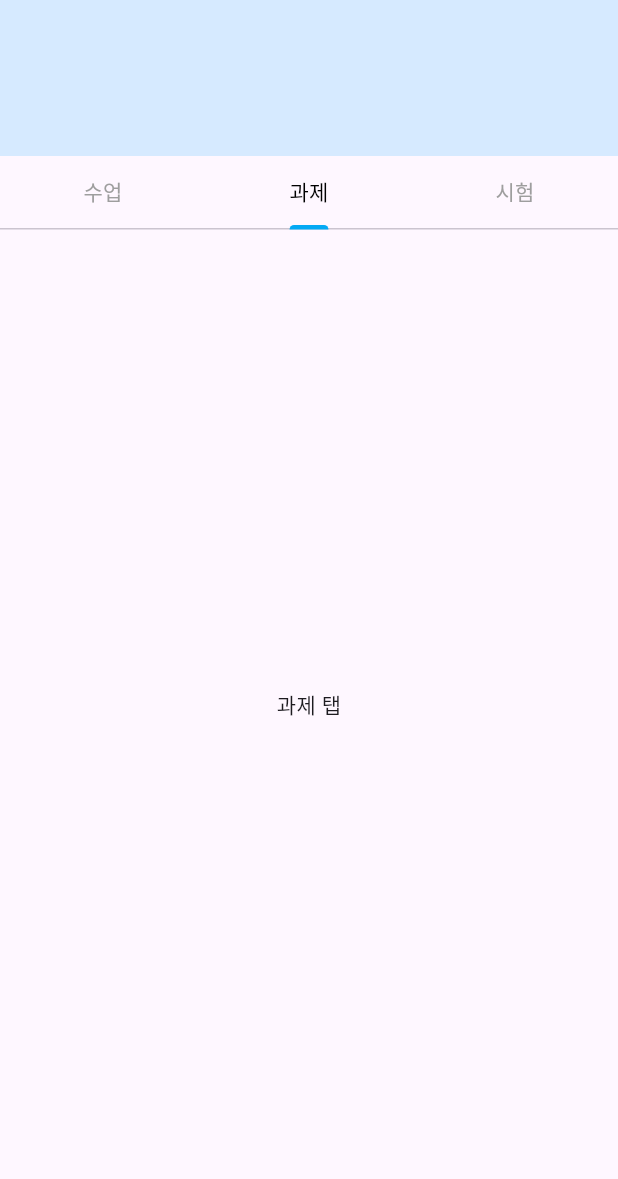
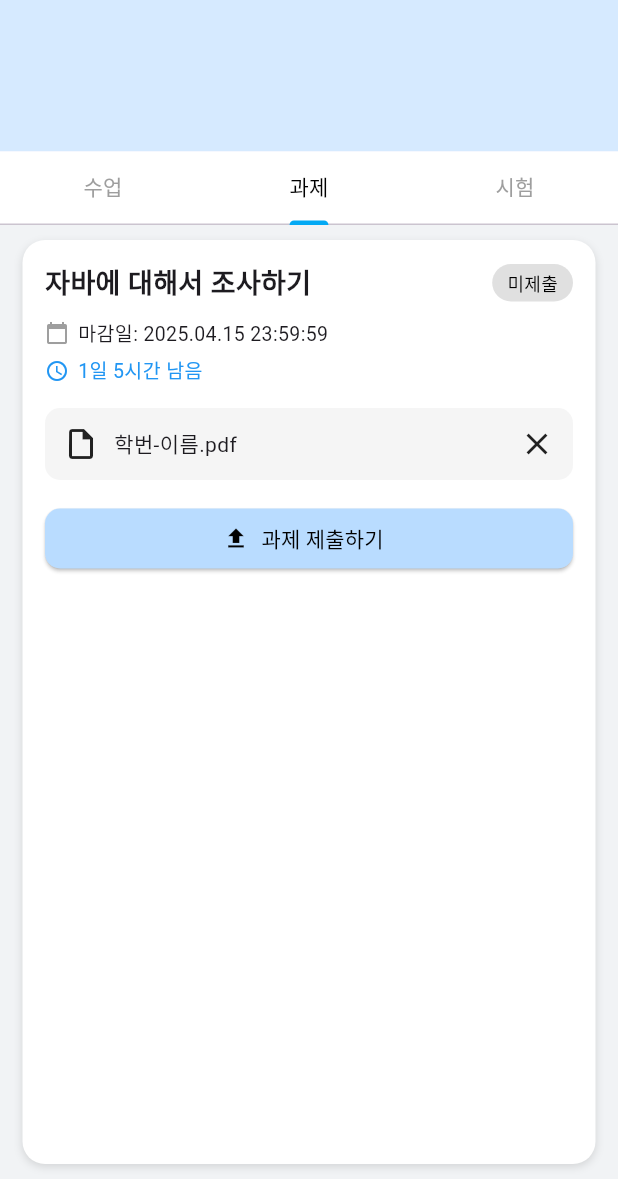
Before and after one commit to EscapeFrame/clueAppReal, a Flutter app: the Haksubsilsuap screen opened directly with empty values, tab 2 chosen, on a phone screen of 412 x 824 dp, the part 57-1236 px from its top. Run offline on Flutter 3.47's test engine with Material 3 defaults, Android fonts, the phone set to English and light mode, and no system bars; our stand-ins replace flutter_svg; network calls fail; project files that could hold a hidden picture were left out.

Commit message:
feat(#1):20250626

```diff
--- a/lib/pages/HakSubSil.dart
+++ b/lib/pages/HakSubSil.dart
@@ -13,7 +13,7 @@ class Haksubsil extends StatelessWidget {
     'class': '2-2',
     'people': '16',
     'teacher': '유근찬',
-    'description': '즐거운 자바 수업을 하고 자바를 마스터하며...',
+    'description': '즐거운 자바 수업을 하고 자바를 마스터하며...ㅣㅣㅣㅣㅣㅣㅣㅣㅣㅣㅣㅣㅣㅣㅣㅣㅣㅣㅣㅣㅣㅣㅣㅣㅣㅣㅣㅣㅣㅣㅣㅣㅣㅣㅣㅣㅣㅣㅣㅣㅣㅣㅣㅣㅣㅣㅣㅣㅣㅣㅣㅣㅣ',
     'subject':'jeongong',
     'progress': 1,
     'total': 6,
@@ -71,6 +71,7 @@ class Haksubsil extends StatelessWidget {
     ]
   },
 ];
+
   @override
   Widget build(BuildContext context) {
     return DefaultTabController(
@@ -124,11 +125,11 @@ class Haksubsil extends StatelessWidget {
                 ],
               ),
             ),
-            // 아래 내용
+
             Expanded(
               child: TabBarView(
                 children: [
-                  //title overflow ...으로 해결하기.
+
                   Haksubsilbarogaja(noticeList:noticeList),
                   Inmoonhaksubsilbarogaja(noticeList:noticeList),
                   Jeonggonghaksubsilbarogaja(noticeList:noticeList),
--- /dev/null
+++ b/lib/widgets/GwaJeJeChul.dart
@@ -0,0 +1,107 @@
+import 'package:flutter/material.dart';
+
+class Gwajejechul extends StatelessWidget {
+  final Map<String, dynamic> data;
+
+  const Gwajejechul({super.key, required this.data});
+
+  @override
+  Widget build(BuildContext context) {
+    return Container(
+      margin: const EdgeInsets.symmetric(horizontal: 15, vertical: 10),
+      padding: const EdgeInsets.all(15),
+      decoration: BoxDecoration(
+        color: Colors.white,
+        borderRadius: BorderRadius.circular(15),
+        boxShadow: [
+          BoxShadow(
+            color: Colors.black12,
+            blurRadius: 4,
+            offset: Offset(0, 2),
+          )
+        ],
+      ),
+      child: Column(
+        crossAxisAlignment: CrossAxisAlignment.start,
+        children: [
+
+          Row(
+            mainAxisAlignment: MainAxisAlignment.spaceBetween,
+            children: [
+              Text(data['title'],
+                  style: const TextStyle(fontSize: 18, fontWeight: FontWeight.bold)),
+              Container(
+                padding: const EdgeInsets.symmetric(horizontal: 10, vertical: 4),
+                decoration: BoxDecoration(
+                  color: data['submitted'] ? Colors.blue[100] : Colors.grey[300],
+                  borderRadius: BorderRadius.circular(20),
+                ),
+                child: Text(
+                  data['status'],
+                  style: TextStyle(
+                    fontSize: 12,
+                    color: data['submitted'] ? Colors.blue : Colors.black,
+                  ),
+                ),
+              ),
+            ],
+          ),
+          const SizedBox(height: 10),
+          Row(
+            children: [
+              const Icon(Icons.calendar_today, size: 16, color: Colors.grey),
+              const SizedBox(width: 6),
+              Text("마감일: ${data['due']}", style: const TextStyle(fontSize: 13)),
+            ],
+          ),
+          const SizedBox(height: 5),
+          Row(
+            children: [
+              const Icon(Icons.access_time, size: 16, color: Colors.blue),
+              const SizedBox(width: 6),
+              Text(data['timeLeft'], style: const TextStyle(fontSize: 13, color: Colors.blue)),
+            ],
+          ),
+          const SizedBox(height: 15),
+          // 파일 정보
+          Container(
+            padding: const EdgeInsets.all(12),
+            decoration: BoxDecoration(
+              color: const Color(0xFFF5F5F5),
+              borderRadius: BorderRadius.circular(10),
+            ),
+            child: Row(
+              children: [
+                const Icon(Icons.insert_drive_file_outlined),
+                const SizedBox(width: 10),
+                Text(data['file']['name']),
+                const Spacer(),
+                GestureDetector(
+                  onTap: () {},
+                  child: const Icon(Icons.close),
+                ),
+              ],
+            ),
+          ),
+          const SizedBox(height: 15),
+          // 제출 버튼
+          SizedBox(
+            width: double.infinity,
+            child: ElevatedButton.icon(
+              onPressed: () {},
+              icon: const Icon(Icons.upload),
+              label: const Text("과제 제출하기"),
+              style: ElevatedButton.styleFrom(
+                backgroundColor: const Color(0xFFB9DCFF),
+                foregroundColor: Colors.black,
+                shape: RoundedRectangleBorder(
+                  borderRadius: BorderRadius.circular(10),
+                ),
+              ),
+            ),
+          ),
+        ],
+      ),
+    );
+  }
+}
--- a/lib/widgets/HakSubSilSuap.dart
+++ b/lib/widgets/HakSubSilSuap.dart
@@ -1,10 +1,28 @@
+import 'package:clue/widgets/GwaJeJeChul.dart';
 import 'package:flutter/material.dart';
 
 class Haksubsilsuap extends StatelessWidget {
   final Map<String, dynamic> notice;
 
-  const Haksubsilsuap({super.key, required this.notice});
-
+  Haksubsilsuap({super.key, required this.notice});
+  final List<Map<String, dynamic>> gwaJE = [
+    {
+      'title': '자바에 대해서 조사하기',
+      'status': '미제출',
+      'due': '2025.04.15 23:59:59',
+      'timeLeft': '1일 5시간 남음',
+      'file': {'name': '학번-이름.pdf', 'size': '15.0 KB'},
+      'submitted': false,
+    },
+    {
+      'title': '객체지향 특징 정리',
+      'status': '제출완료',
+      'due': '2025.04.10 18:00:00',
+      'timeLeft': '마감됨',
+      'file': {'name': '2201234-홍길동.pdf', 'size': '23.4 KB'},
+      'submitted': true,
+    },
+  ];
   @override
   Widget build(BuildContext context) {
     return Scaffold(
@@ -31,7 +49,7 @@ class Haksubsilsuap extends StatelessWidget {
                 const SizedBox(height: 4),
                 Text(
                   notice['description'].toString(),
-                  style: TextStyle(fontSize: 17),
+                  style: TextStyle(fontSize: 14),
                 ),
                 SizedBox(height: 20),
               ],
@@ -39,6 +57,8 @@ class Haksubsilsuap extends StatelessWidget {
           ),
           // 하단 탭 및 차시
           Expanded(
+            child: Container(
+              decoration: BoxDecoration(color: Colors.white),
               child: DefaultTabController(
                 length: 3,
                 child: Column(
@@ -53,26 +73,88 @@ class Haksubsilsuap extends StatelessWidget {
                     Expanded(
                       child: TabBarView(
                         children: [
-                        ListView.builder(
+                          Container(
+                            decoration: BoxDecoration(
+                              color: const Color(0xFFF1F3F5),
+                            ),
+                            child: ListView.builder(
                               itemCount: notice['lessons'].length,
                               itemBuilder: (context, index) {
                                 final lesson = notice['lessons'][index];
-                            return ExpansionTile(
-                              title: Text(lesson['title']),
+                                return Column(
+                                  children: [
+                                    SizedBox(height: 5),
+                                    Container(
+                                      margin: EdgeInsets.symmetric(
+                                        horizontal: 20,
+                                        vertical: 2,
+                                      ),
+                                      decoration: BoxDecoration(
+                                        border: Border.all(
+                                          width: 0.25,
+                                          color: Color(0xffCCCCCC),
+                                        ),
+                                        ///////////////////////////////
+                                        //줄 뭐임?
+                                        //////////////////////////////////////////////////////////////////////////////////////////
+                                        // borderRadius: BorderRadius.only(
+                                        //   topLeft: Radius.circular(10),
+                                        //   topRight: Radius.circular(10),
+                                        // ),
+                                        color: Colors.white,
+                                      ),
+                                      child: ExpansionTile(
+                                        title: Text(
+                                          lesson['title'],
+                                          style: TextStyle(
+                                            fontWeight: FontWeight.bold,
+                                          ),
+                                        ),
                                         children: [
                                           ...(lesson['items'] as List<dynamic>)
                                               .map<Widget>(
-                                      (item) => ListTile(
-                                        title: Text(item.toString()),
+                                                (item) => Column(
+                                                  children: [
+                                                    Container(
+                                                      decoration: BoxDecoration(
+                                                        border: Border.all(
+                                                          width: 0.25,
+                                                          color: Color(
+                                                            0xffCCCCCC,
+                                                          ),
+                                                        ),
+                                                      ),
+                                                      child: ListTile(
+                                                        title: Container(
+                                                          child: Text(
+                                                            item.toString(),
+                                                            style: TextStyle(
+                                                              fontSize: 14,
+                                                            ),
+                                                          ),
+                                                        ),
+                                                      ),
+                                                    ),
+                                                  ],
                                                 ),
                                               )
                                               .toList(),
                                         ],
+                                      ),
+                                    ),
+                                  ],
                                 );
                               },
                             ),
+                          ),
 
-                        Center(child: Text('과제 탭')),
+                          Container(
+                            decoration: BoxDecoration(
+                              color: const Color(0xFFF1F3F5),
+                            ),
+                            child: Gwajejechul(data: gwaJE[0]),
+                          ),
+
                           Center(child: Text('시험 탭')),
                         ],
                       ),
@@ -81,6 +163,7 @@ class Haksubsilsuap extends StatelessWidget {
                 ),
               ),
             ),
+          ),
         ],
       ),
     );
```
Also changed, not shown: lib/main.dart (line endings or trailing spaces), 3 other files. Lines whose indentation alone changed are shown as unchanged.
